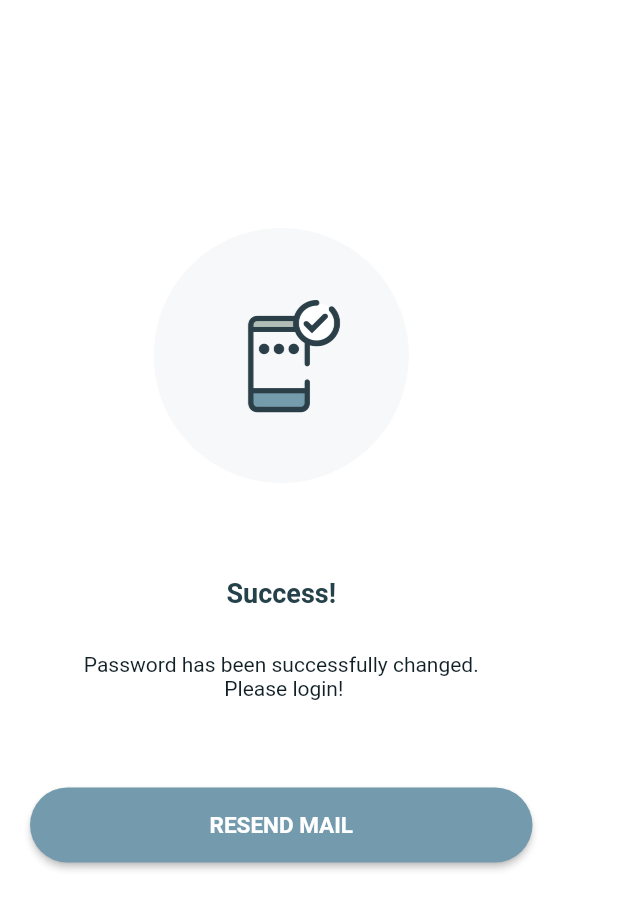
After one commit to shafi3112/dermatogy_app, a Flutter app: the PwSuccess screen opened directly, on a phone screen of 412 x 824 dp. The commit adds this screen. Shown: the top 909 px of the screen. Run offline on Flutter 3.47's test engine with Material 2 defaults, Android fonts, the phone set to English and light mode, and no system bars; our stand-ins replace form_field_validator, local_auth; Roboto replaces fonts that are missing (Poppins-SemiBold).

Commit message:
change pw screen updated

```diff
--- a/lib/LoginScreens/ChangePw.dart
+++ b/lib/LoginScreens/ChangePw.dart
@@ -1,4 +1,5 @@
 import 'package:dermatology_app/LoginScreens/EmailVerificationPlaceHolder.dart';
+import 'package:dermatology_app/LoginScreens/PwSuccess.dart';
 import 'package:flutter/material.dart';
 import 'package:form_field_validator/form_field_validator.dart';
 
@@ -128,12 +129,12 @@ class _changePasswordState extends State<changePassword> {
                         ),
                       ),
                       onPressed: () async {
-                        /*if (formkey.currentState.validate()) {
-                          //PasswordChecker();
-                        }*/
-                        Navigator.of(context).pushReplacement(
-                          MaterialPageRoute(builder: (context) => EmailVerificationPlaceHolder()),
-                        );
+                        if (_pwController1.text.isEmpty || _pwController2.text
+                            .isEmpty)
+                          print("please fill all the fields");
+                        else {
+                          Navigator.push(context, MaterialPageRoute(builder: (_) => PwSuccess()));
+                        }
                       }),
                 ),
               ],
--- a/lib/LoginScreens/EmailVerificationPlaceHolder.dart
+++ b/lib/LoginScreens/EmailVerificationPlaceHolder.dart
@@ -101,7 +101,7 @@ class _EmailVerificationPlaceHolderState extends State<EmailVerificationPlaceHol
                   width: 335.0,
                   height: 50.0,
                   child: RaisedButton(
-                    child: Text('ENABLE LOCATION',
+                    child: Text('RESEND MAIL',
                       style: TextStyle(
                         fontWeight: FontWeight.bold,
                         fontSize: 15.0,
--- /dev/null
+++ b/lib/LoginScreens/PwSuccess.dart
@@ -0,0 +1,90 @@
+import 'package:dermatology_app/LoginScreens/welcomescreen.dart';
+import 'package:flutter/material.dart';
+
+class PwSuccess extends StatefulWidget {
+  @override
+  _PwSuccessState createState() => _PwSuccessState();
+}
+
+class _PwSuccessState extends State<PwSuccess> {
+  @override
+  Widget build(BuildContext context) {
+    return Scaffold(
+      backgroundColor: Color(0xffFFFFFF),
+      body: Container(
+        width: 375.0,
+        height: 812.0,
+        child: Column(
+          children: [
+            Padding(padding: const EdgeInsets.only(top: 152.0),
+              child: Center(
+                child: Container(
+                    width: 170.0,
+                    height: 170.0,
+                    child: Image.asset('asset/images/pw_success.png')
+                ),
+              ),
+            ),
+            Padding(padding: const EdgeInsets.only(top: 63.0),
+              child: Center(
+                child: Container(
+                    width: 226.0,
+                    height: 20,
+                    child: Text("Success!",
+                      textAlign: TextAlign.center,
+                      style: TextStyle(
+                          fontSize: 18.0,
+                          fontWeight: FontWeight.bold,
+                          color: Color(0xff25414A)
+                      ),
+                    )
+                ),
+              ),
+            ),
+            Padding(padding: const EdgeInsets.only(top: 30.0),
+              child: Center(
+                child: Container(
+                  width: 275.0,
+                  height: 60.0,
+                  child: Text("Password has been successfully changed. \n Please login! ",
+                    textAlign: TextAlign.center,
+                    style: TextStyle(
+                        fontFamily: 'Poppins-SemiBold',
+                        fontSize: 14.0,
+                        color: Color(0xff112027)
+                    ),
+                  ),
+                ),
+              ),
+            ),
+            Padding(padding: const EdgeInsets.only(top: 30.0),
+              child: ButtonTheme(
+                buttonColor: Color(0xff749BAD),
+                child: Container(
+                  width: 335.0,
+                  height: 50.0,
+                  child: RaisedButton(
+                    child: Text('RESEND MAIL',
+                      style: TextStyle(
+                        fontWeight: FontWeight.bold,
+                        fontSize: 15.0,
+                      ),),
+                    shape: RoundedRectangleBorder(
+                      borderRadius: new BorderRadius.circular(30.0),
+                    ),
+                    textColor: Color(0xffFFFFFF),
+                    onPressed: () {
+                      Navigator.of(context).pushReplacement(
+                        MaterialPageRoute(builder: (context) => WelcomeScreen()),
+                      );
+                    },
+                  ),
+                ),
+              ),
+            ),
+          ],
+        ),
+      )
+    );
+  }
+}
```
Also changed, not shown: asset/images/pw_success.png (added).
